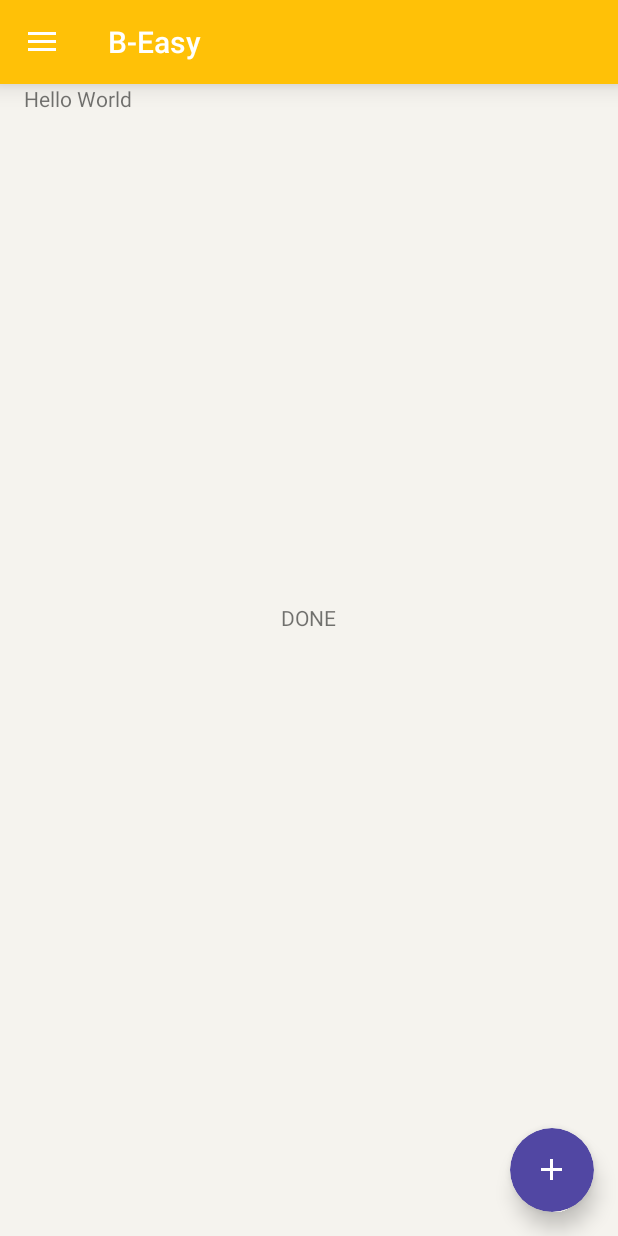
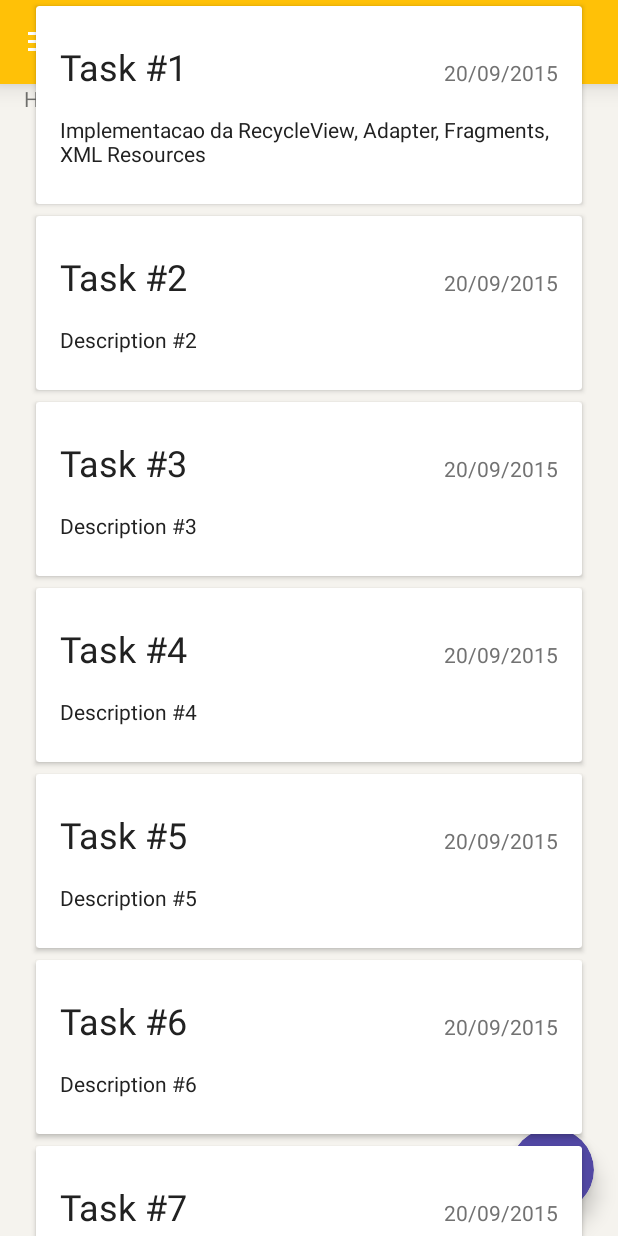
Before and after one commit to FernandaBernardo/b-easy-mobile, an Android app: the fragment DoneFragment placed in its activity, on a phone screen of 412 x 824 dp. Run offline under Robolectric (Android 15) with nearby library versions, the phone set to English and light mode, and no system bars; libraries missing offline, so code that uses them is left out: com.nineoldandroids.view.

Commit message:
Layout Cards, Layout TODO/DOING/DONE fragments/ RecycleView TaskAdapter

```diff
--- a/app/src/main/java/br/com/b_easy/Activity/MainActivity.java
+++ b/app/src/main/java/br/com/b_easy/Activity/MainActivity.java
@@ -22,6 +22,7 @@ import br.com.b_easy.Fragment.HomeFragment;
 import br.com.b_easy.Fragment.TaskFragment;
 import br.com.b_easy.Model.Subject;
 import br.com.b_easy.R;
+import br.com.b_easy.Util;
 import br.liveo.Model.HelpLiveo;
 import br.liveo.interfaces.OnItemClickListener;
 import br.liveo.interfaces.OnPrepareOptionsMenuLiveo;
@@ -96,15 +97,7 @@ public class MainActivity extends NavigationLiveo implements OnItemClickListener
          *        Pegar do Banco de Dados       *
          ***************************************/
 
-        subjects = new ArrayList<Subject>(){
-            {
-                add(new Subject(getString(R.string.drawer_pag_IA)));
-                add(new Subject(getString(R.string.drawer_pag_BD)));
-                add(new Subject(getString(R.string.drawer_pag_MD)));
-                add(new Subject(getString(R.string.drawer_pag_SO)));
-                add(new Subject(getString(R.string.drawer_pag_Calc)));
-            }
-        };
+        subjects = Util.getListSubject();
 
         Subject s = (Subject) getIntent().getSerializableExtra(SUBJECT_KEY);
         if(s != null){
--- /dev/null
+++ b/app/src/main/java/br/com/b_easy/Adapter/TaskAdapter.java
@@ -0,0 +1,65 @@
+package br.com.b_easy.Adapter;
+
+import android.content.Context;
+import android.support.v7.widget.RecyclerView;
+import android.text.Layout;
+import android.view.LayoutInflater;
+import android.view.View;
+import android.view.ViewGroup;
+import android.widget.TextView;
+
+import org.w3c.dom.Text;
+
+import java.util.List;
+
+import br.com.b_easy.Model.Task;
+import br.com.b_easy.R;
+
+/**
+ * Created by Tiago on 9/20/2015.
+ */
+public class TaskAdapter extends RecyclerView.Adapter<RecyclerView.ViewHolder> {
+
+    private Context mContext;
+    private List<Task> mTasks;
+
+    public TaskAdapter(Context mContext, List<Task> mTasks) {
+        this.mContext = mContext;
+        this.mTasks = mTasks;
+    }
+
+    @Override
+    public RecyclerView.ViewHolder onCreateViewHolder(ViewGroup parent, int viewType) {
+        return new TaskViewHolder(LayoutInflater.from(mContext).inflate(R.layout.item_task, parent, false));
+    }
+
+    @Override
+    public void onBindViewHolder(RecyclerView.ViewHolder holder, int position) {
+
+        if(holder instanceof TaskViewHolder){
+            TaskViewHolder taskHolder = (TaskViewHolder) holder;
+            Task aux = mTasks.get(position);
+            taskHolder.tvTitle.setText(aux.getTitle());
+            taskHolder.tvDescription.setText(aux.getDescription());
+            taskHolder.tvFinalDate.setText(aux.getFinalDateString());
+        }
+
+    }
+
+    @Override
+    public int getItemCount() {
+        return mTasks.size();
+    }
+
+    static class TaskViewHolder extends RecyclerView.ViewHolder{
+        protected TextView tvTitle, tvDescription, tvFinalDate;
+
+        public TaskViewHolder(View v){
+            super(v);
+            this.tvTitle = (TextView) v.findViewById(R.id.tvTitleItemTask);
+            this.tvDescription = (TextView) v.findViewById(R.id.tvSubtitleItemTask);
+            this.tvFinalDate = (TextView) v.findViewById(R.id.tvFinalDateItemTask);
+        }
+    }
+
+}
--- a/app/src/main/java/br/com/b_easy/Fragment/DoneFragment.java
+++ b/app/src/main/java/br/com/b_easy/Fragment/DoneFragment.java
@@ -2,20 +2,37 @@ package br.com.b_easy.Fragment;
 
 import android.os.Bundle;
 import android.support.v4.app.Fragment;
+import android.support.v7.widget.RecyclerView;
 import android.view.LayoutInflater;
 import android.view.View;
 import android.view.ViewGroup;
 
+import java.util.List;
+
+import br.com.b_easy.Adapter.TaskAdapter;
+import br.com.b_easy.Model.Task;
 import br.com.b_easy.R;
+import br.com.b_easy.Util;
 
 /**
  * Created by Tiago on 9/12/2015.
  */
 public class DoneFragment extends Fragment {
 
+    private List<Task> tasks;
+    private RecyclerView rv;
+    private TaskAdapter adapter;
+
     public View onCreateView(LayoutInflater inflater, ViewGroup container, Bundle savedInstanceState) {
 
         View v = inflater.inflate(R.layout.fragment_done,container,false);
+        tasks = Util.getListTasks();
+
+        rv = (RecyclerView) v.findViewById(R.id.rvToDoneFragment);
+        adapter = new TaskAdapter(getContext(), tasks);
+        Util.setRecicleView(getContext(),rv,false);
+        rv.setAdapter(adapter);
+
         return v;
     }
 
--- /dev/null
+++ b/app/src/main/java/br/com/b_easy/Model/Task.java
@@ -0,0 +1,83 @@
+package br.com.b_easy.Model;
+
+import java.io.Serializable;
+import java.text.SimpleDateFormat;
+import java.util.Date;
+
+/**
+ * Created by Tiago on 9/20/2015.
+ */
+public class Task implements Serializable{
+
+    private long id;
+    private String description;
+    private String relevance;
+    private String status;
+    private String title;
+    private Date finalDate;
+
+    public Task(long id, String description, String relevance, String status, String title, Date finalDate) {
+        this.id = id;
+        this.description = description;
+        this.relevance = relevance;
+        this.status = status;
+        this.title = title;
+        this.finalDate = finalDate;
+    }
+
+    public Task() {
+    }
+
+    public long getId() {
+        return id;
+    }
+
+    public void setId(long id) {
+        this.id = id;
+    }
+
+    public String getDescription() {
+        return description;
+    }
+
+    public void setDescription(String description) {
+        this.description = description;
+    }
+
+    public String getRelevance() {
+        return relevance;
+    }
+
+    public void setRelevance(String relevance) {
+        this.relevance = relevance;
+    }
+
+    public String getStatus() {
+        return status;
+    }
+
+    public void setStatus(String status) {
+        this.status = status;
+    }
+
+    public String getTitle() {
+        return title;
+    }
+
+    public void setTitle(String title) {
+        this.title = title;
+    }
+
+    public Date getFinalDate() {
+        return finalDate;
+    }
+
+    public String getFinalDateString(){
+        SimpleDateFormat dateFormat = new SimpleDateFormat("dd/MM/yyyy");
+        return dateFormat.format(finalDate);
+    }
+
+    public void setFinalDate(Date finalDate) {
+        this.finalDate = finalDate;
+    }
+}
--- /dev/null
+++ b/app/src/main/java/br/com/b_easy/Util.java
@@ -0,0 +1,56 @@
+package br.com.b_easy;
+
+import android.content.Context;
+import android.support.v7.widget.LinearLayoutManager;
+import android.support.v7.widget.RecyclerView;
+
+import java.util.ArrayList;
+import java.util.Date;
+import java.util.List;
+
+import br.com.b_easy.Model.Subject;
+import br.com.b_easy.Model.Task;
+
+/**
+ * Created by Tiago on 9/20/2015.
+ */
+public class Util {
+
+    public static void setRecicleView(Context context,RecyclerView v, boolean divisor) {
+        v.setHasFixedSize(true);
+        LinearLayoutManager llm = new LinearLayoutManager(context);
+        llm.setOrientation(LinearLayoutManager.VERTICAL);
+        v.setLayoutManager(llm);
+        if(divisor)
+            v.addItemDecoration(new DividerItemDecoration(context, null, false, true));
+    }
+
+    public static List<Task> getListTasks(){
+        return new ArrayList<Task>(){
+            {
+                add(new Task(1L, "Implementacao da RecycleView, Adapter, Fragments, XML Resources", "", "","Task #1", new Date()));
+                add(new Task(2L, "Description #2", "", "","Task #2", new Date()));
+                add(new Task(3L, "Description #3", "", "","Task #3", new Date()));
+                add(new Task(4L, "Description #4", "", "","Task #4", new Date()));
+                add(new Task(5L, "Description #5", "", "","Task #5", new Date()));
+                add(new Task(6L, "Description #6", "", "","Task #6", new Date()));
+                add(new Task(7L, "Description #7", "", "","Task #7", new Date()));
+                add(new Task(8L, "Description #8", "", "","Task #8", new Date()));
+            }
+        };
+    }
+
+    public static List<Subject> getListSubject(){
+        return new ArrayList<Subject>(){
+            {
+                add(new Subject("Inteligência Artificial"));
+                add(new Subject("Banco de Dados"));
+                add(new Subject("Matemática Discreta"));
+                add(new Subject("Sistemas Operacionais"));
+                add(new Subject("Cálculo I"));
+            }
+        };
+    }
+
+
+}
--- a/app/src/main/res/layout/fragment_done.xml
+++ b/app/src/main/res/layout/fragment_done.xml
@@ -7,11 +7,15 @@
     android:layout_marginRight="@dimen/md_activity_right_margin"
     >
 
-    <TextView
+    <android.support.v7.widget.RecyclerView
+        android:id="@+id/rvToDoneFragment"
         android:layout_width="wrap_content"
         android:layout_height="wrap_content"
-        android:layout_centerHorizontal="true"
-        android:layout_centerVertical="true"
-        android:text="DONE" />
+        android:clipToPadding="false"
+        android:divider="@null"
+        android:dividerHeight="0dp"
+        >
+
+    </android.support.v7.widget.RecyclerView>
 
 </RelativeLayout>
--- /dev/null
+++ b/app/src/main/res/layout/item_task.xml
@@ -0,0 +1,63 @@
+<?xml version="1.0" encoding="utf-8"?>
+
+<android.support.v7.widget.CardView xmlns:android="http://schemas.android.com/apk/res/android"
+    xmlns:card="http://schemas.android.com/apk/res-auto"
+    android:layout_width="match_parent"
+    android:layout_height="wrap_content"
+    android:layout_centerVertical="true"
+    android:layout_marginLeft="@dimen/md_card_margin_left"
+    android:layout_marginRight="@dimen/md_card_margin_right"
+    android:layout_marginTop="@dimen/md_card_margin_top"
+    android:layout_marginBottom="@dimen/md_card_margin_bottom"
+    card:cardCornerRadius="@dimen/md_card_rounded_corners"
+    card:cardElevation="@dimen/md_card_elevation_resting">
+
+    <RelativeLayout
+        android:layout_width="match_parent"
+        android:layout_height="wrap_content"
+        android:paddingBottom="@dimen/md_card_padding_bottom"
+        android:paddingLeft="@dimen/md_card_padding_left"
+        android:paddingRight="@dimen/md_card_padding_right"
+        android:paddingTop="@dimen/md_card_padding_top">
+
+        <TextView
+            android:id="@+id/tvTitleItemTask"
+            android:layout_width="wrap_content"
+            android:layout_height="wrap_content"
+            android:layout_alignParentLeft="true"
+            android:layout_toLeftOf="@+id/tvFinalDateItemTask"
+            android:fontFamily="@string/app_font"
+            android:text="Titulo"
+            android:textColor="@color/primaryTextColor"
+            android:textSize="@dimen/md_fontsize_headline"
+
+            />
+
+        <TextView
+            android:id="@+id/tvFinalDateItemTask"
+            android:layout_width="wrap_content"
+            android:layout_height="wrap_content"
+            android:layout_alignBaseline="@+id/tvTitleItemTask"
+            android:layout_alignParentRight="true"
+            android:fontFamily="@string/app_font"
+            android:text="31/12/2015"
+            android:textColor="@color/secondaryTextColor"
+            android:textSize="@dimen/md_fontsize_body" />
+
+        <TextView
+            android:id="@+id/tvSubtitleItemTask"
+            android:layout_width="wrap_content"
+            android:layout_height="wrap_content"
+            android:layout_alignParentLeft="true"
+            android:layout_below="@+id/tvTitleItemTask"
+            android:layout_marginTop="@dimen/md_card_support_text_padding_top"
+            android:fontFamily="@string/app_font"
+            android:text="Description Here"
+            android:textColor="@color/primaryTextColor"
+            android:textSize="@dimen/md_fontsize_body"
+
+            />
+
+    </RelativeLayout>
+
+</android.support.v7.widget.CardView>
--- a/app/src/main/res/values/dimens.xml
+++ b/app/src/main/res/values/dimens.xml
@@ -37,6 +37,17 @@
     <dimen name="md_card_elevation_resting">2dp</dimen>
     <dimen name="md_card_elevation_pressed">8dp</dimen>
     <dimen name="md_card_rounded_corners">2dp</dimen>
+    <dimen name="md_card_padding_left">16dp</dimen>
+    <dimen name="md_card_padding_right">16dp</dimen>
+    <dimen name="md_card_margin_left">8dp</dimen>
+    <dimen name="md_card_margin_right">8dp</dimen>
+    <dimen name="md_card_margin_top">4dp</dimen>
+    <dimen name="md_card_margin_bottom">4dp</dimen>
+    <dimen name="md_card_padding_top">24dp</dimen>
+    <dimen name="md_card_padding_bottom">24dp</dimen>
+    <dimen name="md_card_row_action_padding">8dp</dimen>
+    <dimen name="md_card_support_text_padding_top">16dp</dimen>
+    <dimen name="md_card_support_text_padding_bottom">16dp</dimen>
 
 
     <!--Dialog-->
@@ -75,6 +86,7 @@
     <dimen name="md_indicator_height">2dp</dimen>
 
     <!--Font-Size-->
+    <dimen name="md_fontsize_headline">24sp</dimen>
     <dimen name="md_fontsize_title">20sp</dimen>
     <dimen name="md_fontsize_subhead">16sp</dimen>
     <dimen name="md_fontsize_body">14sp</dimen>
```
Also changed, not shown: app/src/main/java/br/com/b_easy/DividerItemDecoration.java (added, +125 -0 lines), app/src/main/java/br/com/b_easy/Fragment/DoingFragment.java (+17 -0 lines), app/src/main/java/br/com/b_easy/Fragment/ToDoFragment.java (+17 -2 lines), app/src/main/res/layout/fragment_doing.xml (+8 -4 lines), app/src/main/res/layout/fragment_to_do.xml (+10 -5 lines).
